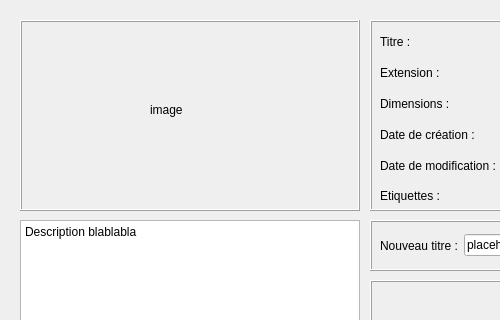
This is projet/modifinformations.ui in BlackFox3000/M1-IHM-Project as Qt 5 draws it before an edit; both pictures show x 0 to 500 and y 0 to 320 of the 800 by 550 pixel window. The edited form follows.
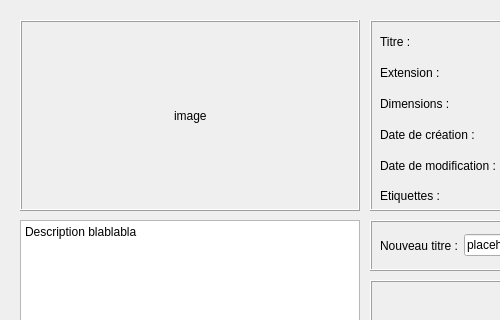
This is the edited form.

What changed in the file:
```diff
--- a/projet/modifinformations.ui
+++ b/projet/modifinformations.ui
@@ -40,18 +40,76 @@
    <property name="frameShadow">
     <enum>QFrame::Raised</enum>
    </property>
-   <widget class="QLabel" name="label_4">
+   <widget class="QWidget" name="">
     <property name="geometry">
      <rect>
-      <x>130</x>
-      <y>80</y>
-      <width>63</width>
-      <height>20</height>
+      <x>10</x>
+      <y>10</y>
+      <width>321</width>
+      <height>171</height>
      </rect>
     </property>
-    <property name="text">
-     <string>image</string>
-    </property>
+    <layout class="QGridLayout" name="gridLayout_3" rowstretch="0,0,0" columnstretch="0,0,0">
+     <item row="0" column="1">
+      <spacer name="verticalSpacer">
+       <property name="orientation">
+        <enum>Qt::Vertical</enum>
+       </property>
+       <property name="sizeHint" stdset="0">
+        <size>
+         <width>20</width>
+         <height>40</height>
+        </size>
+       </property>
+      </spacer>
+     </item>
+     <item row="1" column="1">
+      <widget class="QLabel" name="label_apercu">
+       <property name="text">
+        <string>image</string>
+       </property>
+      </widget>
+     </item>
+     <item row="1" column="2">
+      <spacer name="horizontalSpacer_5">
+       <property name="orientation">
+        <enum>Qt::Horizontal</enum>
+       </property>
+       <property name="sizeHint" stdset="0">
+        <size>
+         <width>40</width>
+         <height>20</height>
+        </size>
+       </property>
+      </spacer>
+     </item>
+     <item row="1" column="0">
+      <spacer name="horizontalSpacer_4">
+       <property name="orientation">
+        <enum>Qt::Horizontal</enum>
+       </property>
+       <property name="sizeHint" stdset="0">
+        <size>
+         <width>40</width>
+         <height>20</height>
+        </size>
+       </property>
+      </spacer>
+     </item>
+     <item row="2" column="1">
+      <spacer name="verticalSpacer_2">
+       <property name="orientation">
+        <enum>Qt::Vertical</enum>
+       </property>
+       <property name="sizeHint" stdset="0">
+        <size>
+         <width>20</width>
+         <height>40</height>
+        </size>
+       </property>
+      </spacer>
+     </item>
+    </layout>
    </widget>
   </widget>
   <widget class="QTextEdit" name="textEdit_description">
```
Left out of the diff: 2 changed lines with no effect on the pictures.
